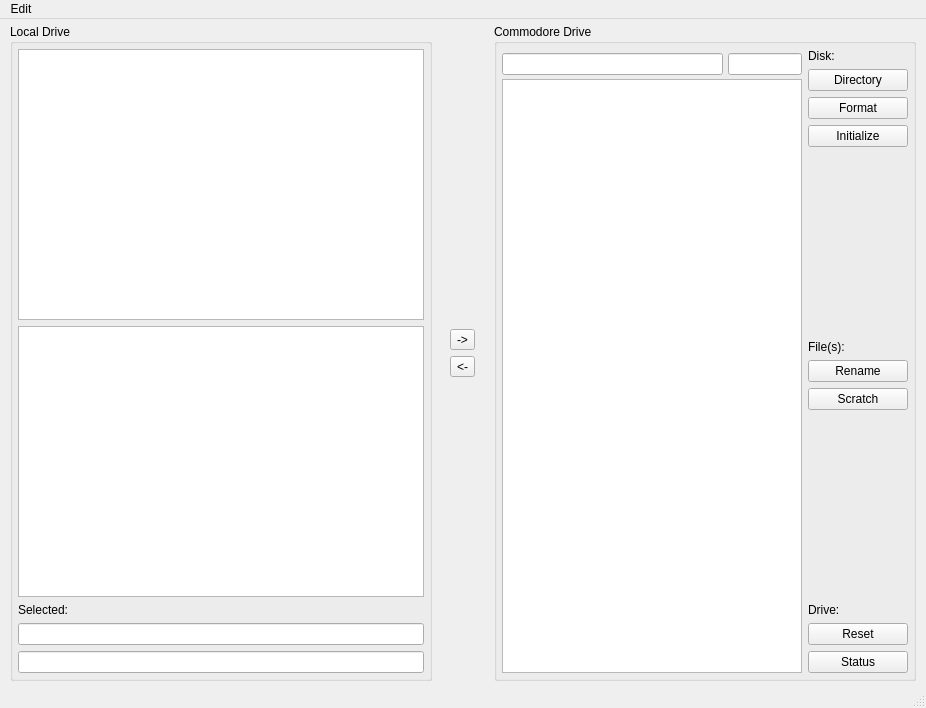
Before: the Qt Designer form filewindow.ui in mveinot/QtCBM, drawn with Qt 5.
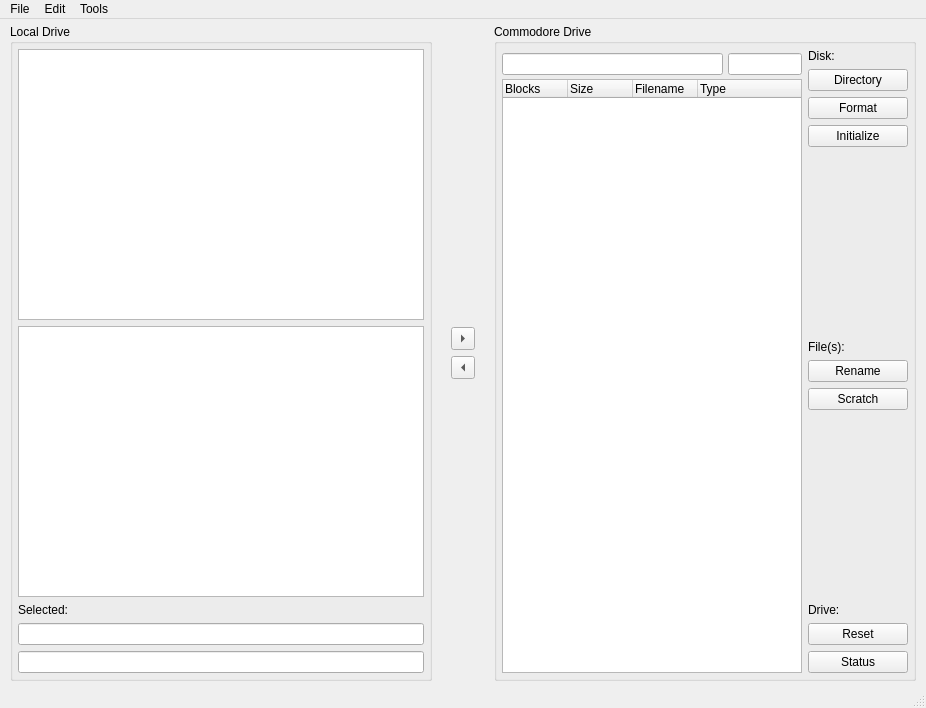
After: the same form once the commit is applied. Icons and pictures are not drawn.

Commit message: Add additional settings to bring us into parity with the existing GUI

Diff of the .ui file:
```diff
--- a/filewindow.ui
+++ b/filewindow.ui
@@ -217,6 +217,15 @@
              <property name="text">
               <string>-&gt;</string>
              </property>
+             <property name="iconSize">
+              <size>
+               <width>16</width>
+               <height>16</height>
+              </size>
+             </property>
+             <property name="arrowType">
+              <enum>Qt::RightArrow</enum>
+             </property>
             </widget>
            </item>
            <item row="0" column="0">
@@ -237,6 +246,9 @@
              <property name="text">
               <string>&lt;-</string>
              </property>
+             <property name="arrowType">
+              <enum>Qt::LeftArrow</enum>
+             </property>
             </widget>
            </item>
            <item row="3" column="0">
@@ -379,7 +391,49 @@
                  </widget>
                 </item>
                 <item>
-                 <widget class="QListWidget" name="listWidget"/>
+                 <widget class="QTreeWidget" name="cbmFiles">
+                  <property name="rootIsDecorated">
+                   <bool>false</bool>
+                  </property>
+                  <property name="uniformRowHeights">
+                   <bool>true</bool>
+                  </property>
+                  <property name="itemsExpandable">
+                   <bool>false</bool>
+                  </property>
+                  <property name="expandsOnDoubleClick">
+                   <bool>false</bool>
+                  </property>
+                  <property name="columnCount">
+                   <number>4</number>
+                  </property>
+                  <attribute name="headerDefaultSectionSize">
+                   <number>65</number>
+                  </attribute>
+                  <attribute name="headerStretchLastSection">
+                   <bool>true</bool>
+                  </attribute>
+                  <column>
+                   <property name="text">
+                    <string>Blocks</string>
+                   </property>
+                  </column>
+                  <column>
+                   <property name="text">
+                    <string>Size</string>
+                   </property>
+                  </column>
+                  <column>
+                   <property name="text">
+                    <string>Filename</string>
+                   </property>
+                  </column>
+                  <column>
+                   <property name="text">
+                    <string>Type</string>
+                   </property>
+                  </column>
+                 </widget>
                 </item>
                </layout>
               </item>
@@ -549,7 +603,24 @@
     </property>
     <addaction name="actionPreferences"/>
    </widget>
+   <widget class="QMenu" name="menuFile">
+    <property name="title">
+     <string>File</string>
+    </property>
+    <addaction name="actionView_Home_Folder"/>
+    <addaction name="actionView_Drive"/>
+   </widget>
+   <widget class="QMenu" name="menuTools">
+    <property name="title">
+     <string>Tools</string>
+    </property>
+    <addaction name="actionDetect_Drive"/>
+    <addaction name="actionMorse_Code"/>
+    <addaction name="actionReset_Bus"/>
+   </widget>
+   <addaction name="menuFile"/>
    <addaction name="menuEdit"/>
+   <addaction name="menuTools"/>
   </widget>
   <widget class="QStatusBar" name="statusBar"/>
   <action name="actionPreferences">
```
Left out of the diff: 69 changed lines with no effect on the pictures. The commit also changes 5 other files.
